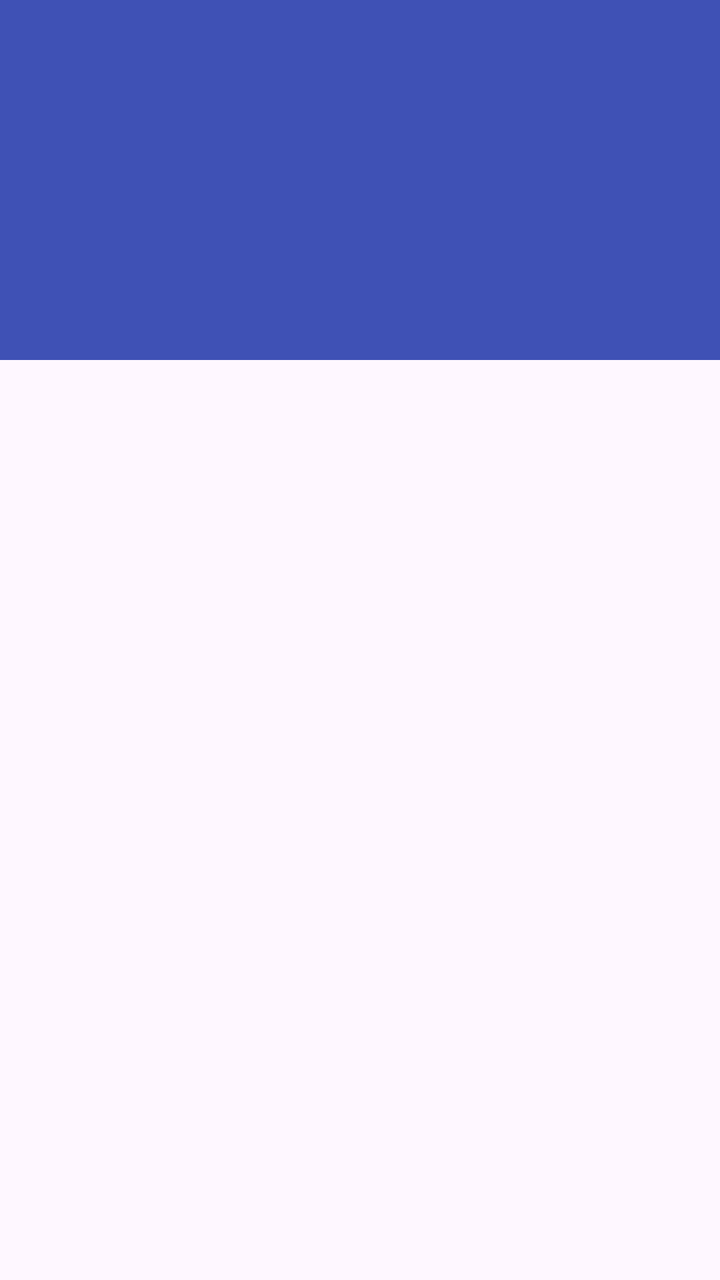
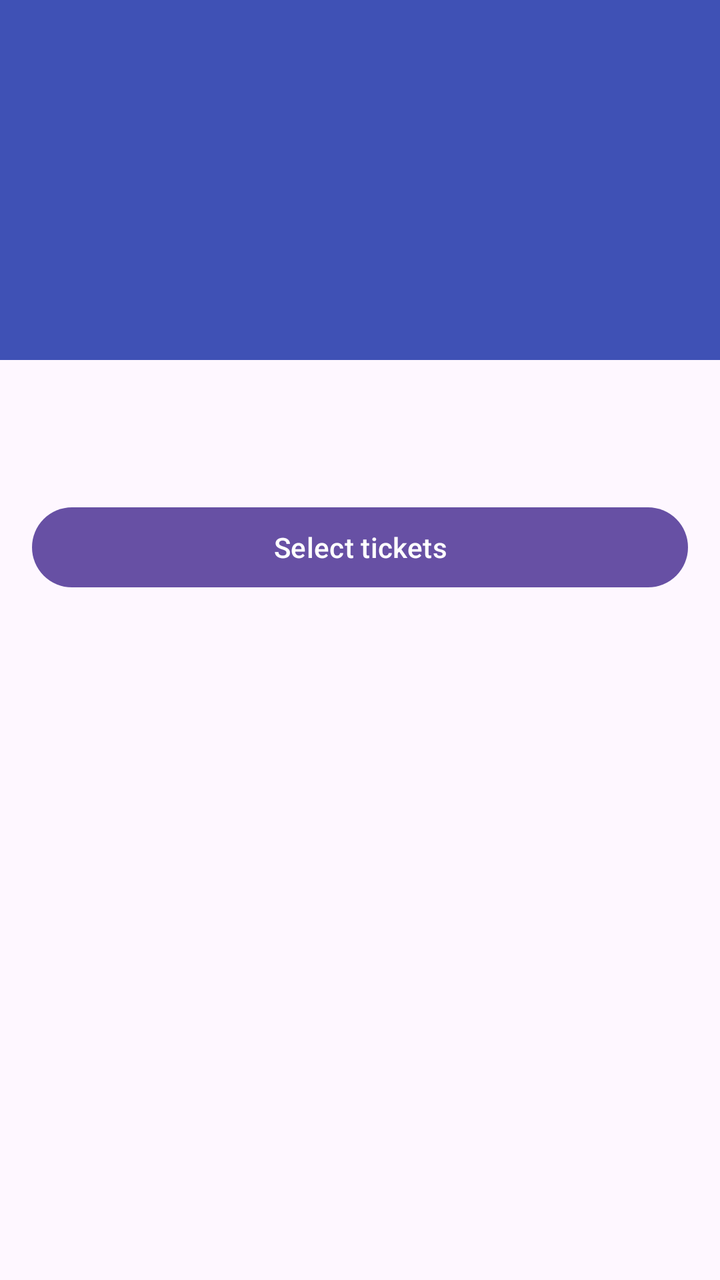

The first picture is an Android layout as it rendered before a commit; the second is the same layout after the commit. The layout source and the unified diff follow.
<!-- AndroidManifest.xml: application theme Theme.Ticketree -->
<!-- res/layout/activity_event_detail.xml -->
<?xml version="1.0" encoding="utf-8"?>
<ScrollView xmlns:android="http://schemas.android.com/apk/res/android"
    android:layout_width="match_parent"
    android:layout_height="match_parent"
    android:fitsSystemWindows="true">

    <LinearLayout
        android:layout_width="match_parent"
        android:layout_height="wrap_content"
        android:orientation="vertical">

        <TextView
            android:id="@+id/tvImage"
            android:layout_width="match_parent"
            android:layout_height="180dp"
            android:background="#3F51B5"
            android:gravity="center"
            android:textColor="#FFFFFF"
            android:textSize="22sp"
            android:textStyle="bold" />

        <TextView
            android:id="@+id/tvDetails"
            android:layout_width="match_parent"
            android:layout_height="wrap_content"
            android:padding="16dp"
            android:textSize="16sp" />
    </LinearLayout>
</ScrollView>
<!-- resources referenced by this layout -->
<resources>
  <style name="Theme.Ticketree" parent="Base.Theme.Ticketree" />
  <style name="Base.Theme.Ticketree" parent="Theme.Material3.DayNight.NoActionBar">
          
          
      </style>
</resources>

<!-- the commit's change to res/layout/activity_event_detail.xml (unified diff, before → after) -->
@@ -25,5 +25,12 @@
             android:layout_height="wrap_content"
             android:padding="16dp"
             android:textSize="16sp" />
+
+        <com.google.android.material.button.MaterialButton
+            android:id="@+id/btnSelectTickets"
+            android:layout_width="match_parent"
+            android:layout_height="wrap_content"
+            android:layout_margin="16dp"
+            android:text="Select tickets" />
     </LinearLayout>
 </ScrollView>
